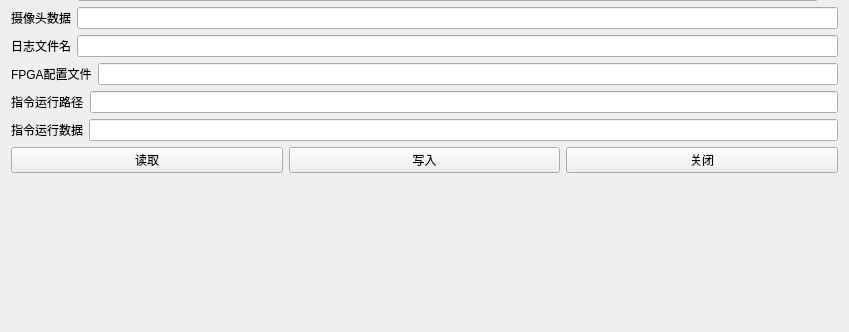
First picture: the form in smart_eye_pc_core/smart_eye_pc/src/file_mdle/file_mdle.ui, repository FpgaPublish/k2_smart_eye, before the edit; both pictures show x 0 to 849 and y 180 to 512 of the 849 by 512 pixel window.
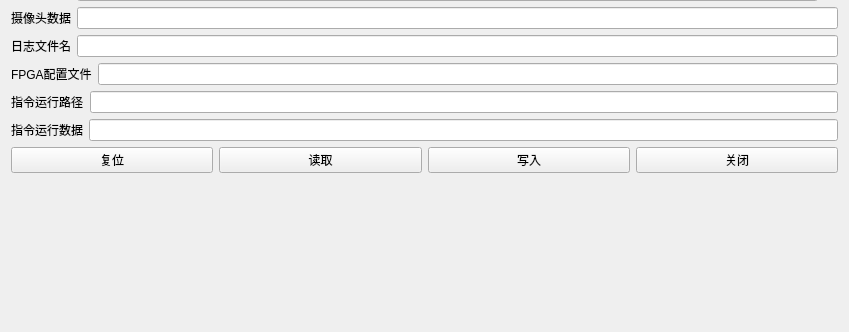
Second picture: the form after the edit.

The edit to the form file:
```diff
--- a/smart_eye_pc_core/smart_eye_pc/src/file_mdle/file_mdle.ui
+++ b/smart_eye_pc_core/smart_eye_pc/src/file_mdle/file_mdle.ui
@@ -113,6 +113,13 @@
      </item>
      <item>
       <layout class="QHBoxLayout" name="horizontalLayout">
+       <item>
+        <widget class="QPushButton" name="ui_write_reset">
+         <property name="text">
+          <string>复位</string>
+         </property>
+        </widget>
+       </item>
        <item>
         <widget class="QPushButton" name="ui_read_set">
          <property name="text">
```
